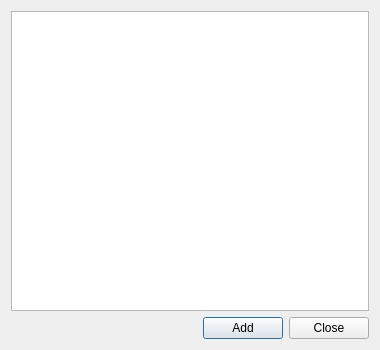
Qt form qgis-plugin/src/add_ngw_resource_dialog_base.ui (nextgis/ngq_compulink) before a commit.
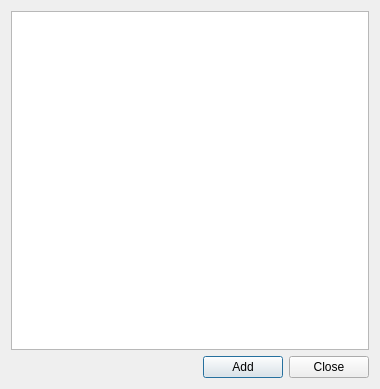
The same form after that commit.

What changed in the file:
```diff
--- a/qgis-plugin/src/add_ngw_resource_dialog_base.ui
+++ b/qgis-plugin/src/add_ngw_resource_dialog_base.ui
@@ -7,7 +7,7 @@
     <x>0</x>
     <y>0</y>
     <width>380</width>
-    <height>350</height>
+    <height>389</height>
    </rect>
   </property>
   <property name="sizePolicy">
@@ -58,6 +58,12 @@
    </item>
    <item row="0" column="0" colspan="3">
     <widget class="QTreeView" name="trvResources">
+     <property name="iconSize">
+      <size>
+       <width>24</width>
+       <height>24</height>
+      </size>
+     </property>
      <property name="headerHidden">
       <bool>true</bool>
      </property>
```
